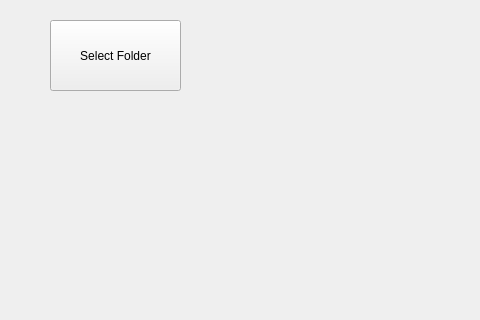
Old version of the form mainwindow.ui in the repository hidog/FilenameConvert; both pictures show x 0 to 480 and y 0 to 320 of the 1280 by 720 pixel window.
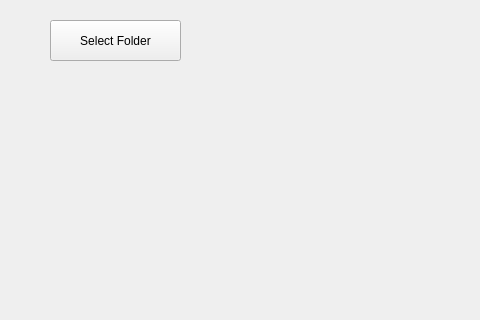
New version of the form.

The edit to the form file:
```diff
--- a/mainwindow.ui
+++ b/mainwindow.ui
@@ -26,7 +26,7 @@
       <x>50</x>
       <y>20</y>
       <width>131</width>
-      <height>71</height>
+      <height>41</height>
      </rect>
     </property>
     <property name="text">
```
